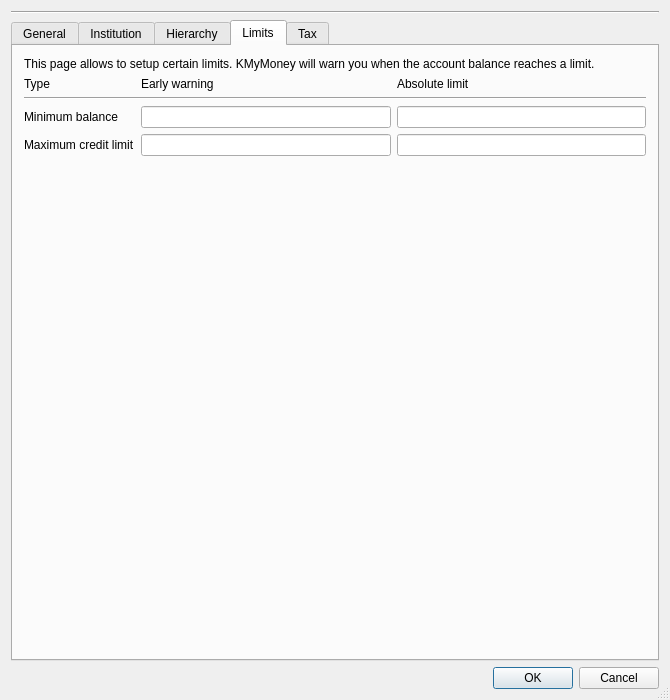
Qt form kmymoney/dialogs/knewaccountdlg.ui (KDE/kmymoney) before a commit.
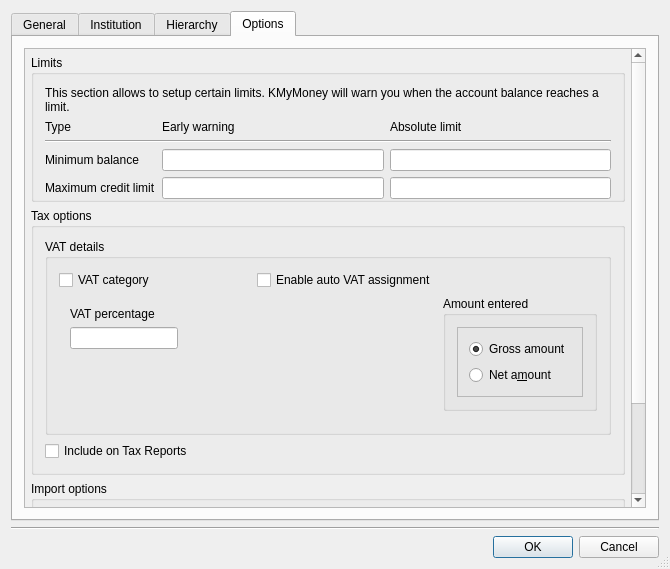
The same form after that commit. The open tabs and pages were chosen to show the change. Custom widgets are drawn as their Qt base class.

Commit message: Add option to override payee creation during import per account

What changed in the file:
```diff
--- a/kmymoney/dialogs/knewaccountdlg.ui
+++ b/kmymoney/dialogs/knewaccountdlg.ui
@@ -7,7 +7,7 @@
     <x>0</x>
     <y>0</y>
     <width>670</width>
-    <height>700</height>
+    <height>569</height>
    </rect>
   </property>
   <property name="windowTitle">
@@ -16,17 +16,7 @@
   <property name="sizeGripEnabled">
    <bool>true</bool>
   </property>
-  <layout class="QVBoxLayout">
-   <item>
-    <widget class="Line" name="line1">
-     <property name="frameShape">
-      <enum>QFrame::HLine</enum>
-     </property>
-     <property name="frameShadow">
-      <enum>QFrame::Sunken</enum>
-     </property>
-    </widget>
-   </item>
+  <layout class="QVBoxLayout" name="verticalLayout_6">
    <item>
     <widget class="QTabWidget" name="m_tab">
      <property name="currentIndex">
@@ -297,37 +287,6 @@
          </layout>
         </widget>
        </item>
-       <item>
-        <widget class="QGroupBox" name="m_budgetOptionsGroupBox">
-         <property name="title">
-          <string>Budget options</string>
-         </property>
-         <layout class="QVBoxLayout" name="verticalLayout_6">
-          <item>
-           <widget class="QComboBox" name="m_budgetInclusion">
-            <item>
-             <property name="text">
-              <string comment="@item:inlistbox Don't include this account in budgets">Don't include in budgets</string>
-             </property>
-            </item>
-            <item>
-             <property name="text">
-              <string comment="@item:inlistbox Include this account in budgets as expense">Include in budgets as expense</string>
-             </property>
-            </item>
-            <item>
-             <property name="text">
-              <string comment="@item:inlistbox Include this account in budgets as income">Include in budgets as income</string>
-             </property>
-            </item>
-           </widget>
-          </item>
-         </layout>
-        </widget>
-       </item>
-       <item>
-        <widget class="KMessageWidget" name="m_messageWidget"/>
-       </item>
        <item>
         <spacer name="spacer9">
          <property name="orientation">
@@ -512,13 +471,49 @@
      </widget>
      <widget class="QWidget" name="m_limitsTab">
       <attribute name="title">
+       <string>Options</string>
+      </attribute>
+      <layout class="QVBoxLayout" name="verticalLayout_8">
+       <item>
+        <widget class="QScrollArea" name="scrollArea">
+         <property name="widgetResizable">
+          <bool>true</bool>
+         </property>
+         <widget class="QWidget" name="scrollAreaWidgetContents">
+          <property name="geometry">
+           <rect>
+            <x>0</x>
+            <y>0</y>
+            <width>613</width>
+            <height>634</height>
+           </rect>
+          </property>
+          <layout class="QVBoxLayout" name="verticalLayout_13">
+           <property name="leftMargin">
+            <number>6</number>
+           </property>
+           <property name="topMargin">
+            <number>6</number>
+           </property>
+           <property name="rightMargin">
+            <number>6</number>
+           </property>
+           <property name="bottomMargin">
+            <number>6</number>
+           </property>
+           <item>
+            <widget class="QGroupBox" name="m_limitsGroupBox">
+             <property name="title">
        <string>Limits</string>
-      </attribute>
-      <layout class="QVBoxLayout">
+             </property>
+             <layout class="QVBoxLayout" name="verticalLayout_10">
+              <property name="bottomMargin">
+               <number>0</number>
+              </property>
        <item>
         <widget class="QLabel" name="qLabel1">
          <property name="text">
-          <string>This page allows to setup certain limits. KMyMoney will warn you when the account balance reaches a limit.</string>
+                 <string>This section allows to setup certain limits. KMyMoney will warn you when the account balance reaches a limit.</string>
          </property>
          <property name="wordWrap">
           <bool>true</bool>
@@ -526,7 +521,7 @@
         </widget>
        </item>
        <item>
-        <layout class="QGridLayout">
+               <layout class="QGridLayout" name="_2">
          <item row="0" column="0">
           <widget class="QLabel" name="textLabel2_2">
            <property name="text">
@@ -617,35 +612,24 @@
          </item>
         </layout>
        </item>
-       <item>
-        <spacer name="spacer10_3">
-         <property name="orientation">
-          <enum>Qt::Vertical</enum>
-         </property>
-         <property name="sizeType">
-          <enum>QSizePolicy::Expanding</enum>
-         </property>
-         <property name="sizeHint" stdset="0">
-          <size>
-           <width>20</width>
-           <height>30</height>
-          </size>
-         </property>
-        </spacer>
-       </item>
-      </layout>
-     </widget>
-     <widget class="QWidget" name="m_taxTab">
-      <attribute name="title">
-       <string>Tax</string>
-      </attribute>
-      <layout class="QVBoxLayout">
+             </layout>
+            </widget>
+           </item>
+           <item>
+            <widget class="QGroupBox" name="m_taxGroupBox">
+             <property name="title">
+              <string>Tax options</string>
+             </property>
+             <layout class="QVBoxLayout" name="verticalLayout_11">
        <item>
         <widget class="QGroupBox" name="groupBox3">
          <property name="title">
           <string>VAT details</string>
          </property>
          <layout class="QHBoxLayout" name="horizontalLayout_2">
+                 <property name="bottomMargin">
+                  <number>0</number>
+                 </property>
           <item>
            <widget class="QFrame" name="m_vatCategoryFrame">
             <property name="frameShape">
@@ -655,6 +639,18 @@
              <enum>QFrame::Plain</enum>
             </property>
             <layout class="QVBoxLayout" name="verticalLayout_5">
+                    <property name="leftMargin">
+                     <number>0</number>
+                    </property>
+                    <property name="topMargin">
+                     <number>0</number>
+                    </property>
+                    <property name="rightMargin">
+                     <number>0</number>
+                    </property>
+                    <property name="bottomMargin">
+                     <number>0</number>
+                    </property>
              <item>
               <layout class="QVBoxLayout" name="verticalLayout_4">
                <item>
@@ -742,7 +738,19 @@
             <property name="frameShadow">
              <enum>QFrame::Plain</enum>
             </property>
-            <layout class="QGridLayout">
+                   <layout class="QGridLayout" name="_3">
+                    <property name="leftMargin">
+                     <number>0</number>
+                    </property>
+                    <property name="topMargin">
+                     <number>0</number>
+                    </property>
+                    <property name="rightMargin">
+                     <number>0</number>
+                    </property>
+                    <property name="bottomMargin">
+                     <number>0</number>
+                    </property>
              <item row="0" column="0">
               <widget class="QCheckBox" name="m_vatAssignment">
                <property name="text">
@@ -760,7 +768,7 @@
               </widget>
              </item>
              <item row="1" column="1">
-              <layout class="QVBoxLayout">
+                     <layout class="QVBoxLayout" name="_4">
                <item>
                 <widget class="QGroupBox" name="m_amountGroupBox">
                  <property name="minimumSize">
@@ -850,6 +858,108 @@
        </item>
       </layout>
      </widget>
+           </item>
+           <item>
+            <widget class="QGroupBox" name="m_importGroupBox">
+             <property name="title">
+              <string>Import options</string>
+             </property>
+             <layout class="QVBoxLayout" name="verticalLayout_12">
+              <item>
+               <layout class="QHBoxLayout" name="horizontalLayout_3">
+                <item>
+                 <widget class="QLabel" name="label">
+                  <property name="text">
+                   <string>Automatic Payee creation</string>
+                  </property>
+                 </widget>
+                </item>
+                <item>
+                 <widget class="QComboBox" name="m_payeeCreation">
+                  <item>
+                   <property name="text">
+                    <string>Application Default</string>
+                   </property>
+                  </item>
+                  <item>
+                   <property name="text">
+                    <string>Never create</string>
+                   </property>
+                  </item>
+                  <item>
+                   <property name="text">
+                    <string>Ask user</string>
+                   </property>
+                  </item>
+                  <item>
+                   <property name="text">
+                    <string>Create automatically</string>
+                   </property>
+                  </item>
+                 </widget>
+                </item>
+                <item>
+                 <spacer name="horizontalSpacer">
+                  <property name="orientation">
+                   <enum>Qt::Horizontal</enum>
+                  </property>
+                  <property name="sizeHint" stdset="0">
+                   <size>
+                    <width>40</width>
+                    <height>20</height>
+                   </size>
+                  </property>
+                 </spacer>
+                </item>
+               </layout>
+              </item>
+             </layout>
+            </widget>
+           </item>
+           <item>
+            <widget class="QGroupBox" name="m_budgetGroupBox">
+             <property name="title">
+              <string>Budget options</string>
+             </property>
+             <layout class="QVBoxLayout" name="verticalLayout_7">
+              <item>
+               <widget class="QComboBox" name="m_budgetInclusion">
+                <item>
+                 <property name="text">
+                  <string comment="@item:inlistbox Don't include this account in budgets">Don't include in budgets</string>
+                 </property>
+                </item>
+                <item>
+                 <property name="text">
+                  <string comment="@item:inlistbox Include this account in budgets as expense">Include in budgets as expense</string>
+                 </property>
+                </item>
+                <item>
+                 <property name="text">
+                  <string comment="@item:inlistbox Include this account in budgets as income">Include in budgets as income</string>
+                 </property>
+                </item>
+               </widget>
+              </item>
+             </layout>
+            </widget>
+           </item>
+          </layout>
+         </widget>
+        </widget>
+       </item>
+      </layout>
+     </widget>
+    </widget>
+   </item>
+   <item>
+    <widget class="Line" name="line1">
+     <property name="frameShape">
+      <enum>QFrame::HLine</enum>
+     </property>
+     <property name="frameShadow">
+      <enum>QFrame::Sunken</enum>
+     </property>
     </widget>
    </item>
    <item>
```
Left out of the diff: 17 changed lines with no effect on the pictures. Lines whose indentation alone changed are shown as unchanged. The commit also changes 1 other file.
